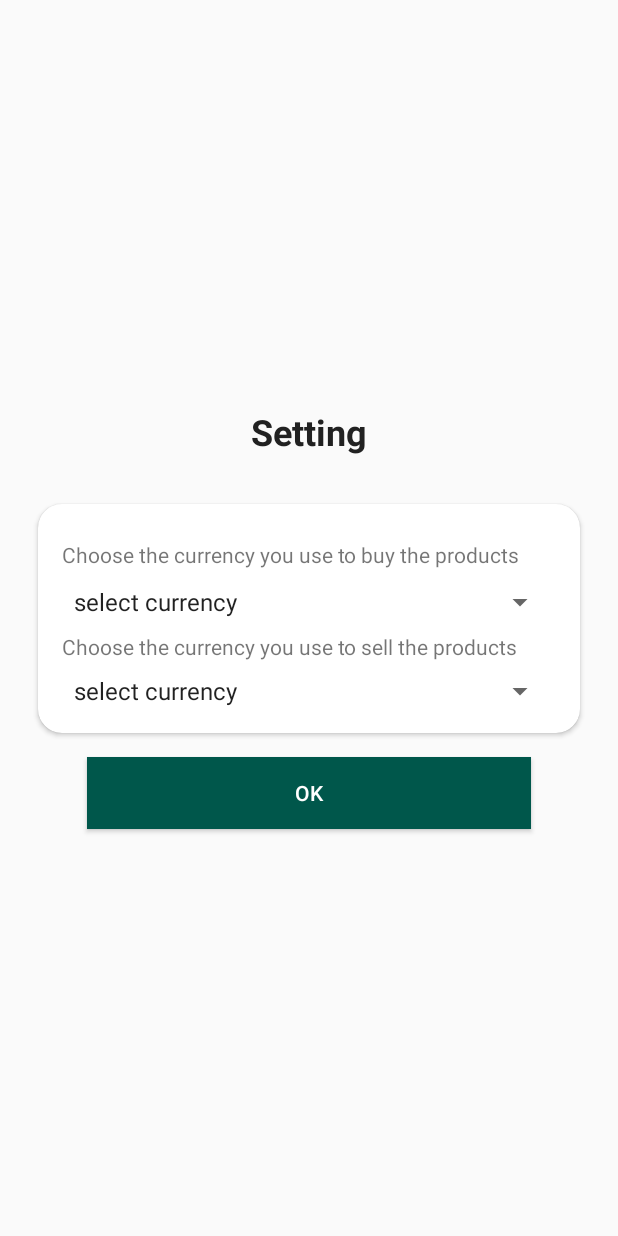
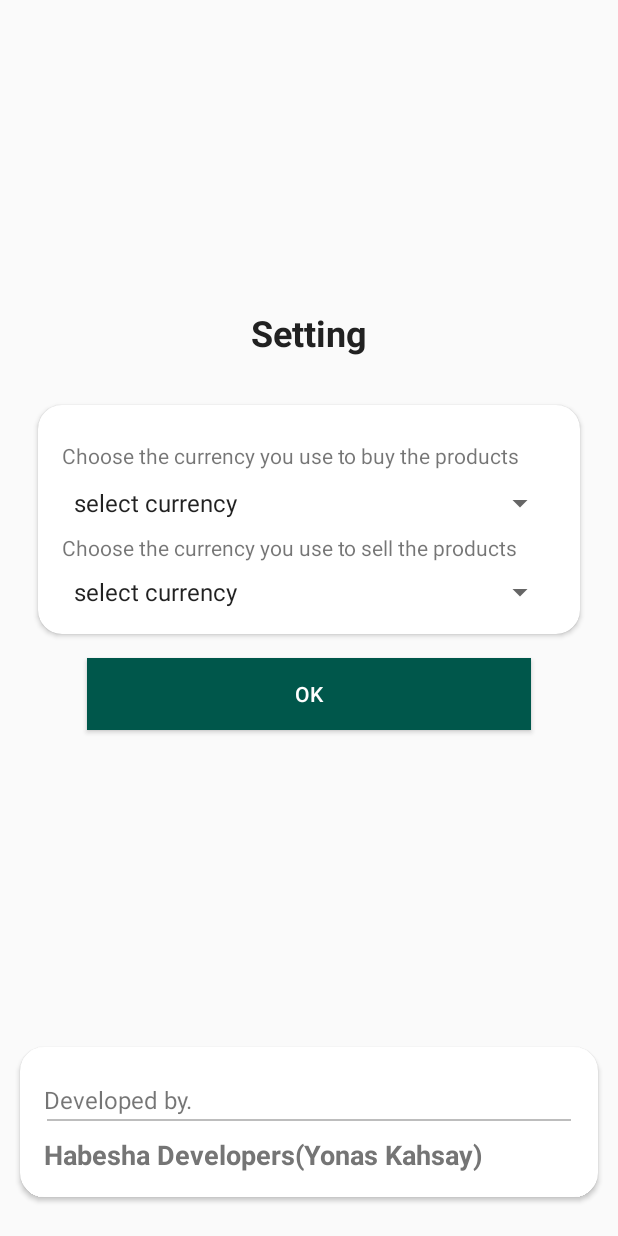
Before and after one commit to YanniTheDeveloper/SmartPriceAnalyzer, an Android app: the screen it shows after launch (Setting), on a phone screen of 412 x 824 dp. Run offline under Robolectric (Android 15) with nearby library versions, the phone set to English and light mode, and no system bars; our stand-ins replace AdMob; libraries missing offline, so code that uses them is left out: com.baoyz.swipemenulistview; 7 statements that could not run were skipped.

Commit message:
about develover

```diff
--- a/app/src/main/java/ytd/smartpriceanalyzer/Setting.java
+++ b/app/src/main/java/ytd/smartpriceanalyzer/Setting.java
@@ -44,11 +44,13 @@ public class Setting extends AppCompatActivity {
         rateSettingT = findViewById(R.id.rateSettingT);
         doneSetting = findViewById(R.id.doneSetting);
         settingDividerLine = findViewById(R.id.settingDividerLine);
-
+        currencyOne = Currency.getCurrencyOneId();
+        currencyTwo = Currency.getCurrencyTwoId();
         doneSetting.setOnClickListener(new OnClickListener() {
             @Override
             public void onClick(View v) {
                 if(rateSetting.getText().toString().isEmpty()) Toast.makeText(Setting.this, "Please add the rate!", Toast.LENGTH_LONG).show();
+                else if(Double.parseDouble(rateSetting.getText().toString())<=0.0) Toast.makeText(Setting.this, "invalid rate!", Toast.LENGTH_LONG).show();
                 else {
                     Currency.setCurrencyOneId(currencyOne);
                     Currency.setCurrencyTwoId(currencyTwo);
@@ -79,28 +81,21 @@ public class Setting extends AppCompatActivity {
             @Override
             public void onItemSelected(AdapterView<?> parent, View view, int position, long id) {
                 if(position==0){
-                    if(Currency.getCurrencyOneId()==null){
+                    if(currencyOne==null){
                         rateSetting.setVisibility(View.GONE);
                         rateSettingT.setVisibility(View.GONE);
                         settingDividerLine.setVisibility(View.GONE);
                     }
-                    else if(Currency.getCurrencyTwoId()!=null){
-                        rateSettingT.setVisibility(View.VISIBLE);
-                        rateSetting.setVisibility(View.VISIBLE);
-                        settingDividerLine.setVisibility(View.VISIBLE);
-                        rateSettingT.setText("Rate 1 "+Currency.getCurrencyOneId()+" to "+ Currency.getCurrencyTwoId());
-                        rateSetting.setText(""+Currency.getRate());
-                    }
-                    return;
-                }
+                }else{
                 String currency = parent.getItemAtPosition(position).toString();
                 currencyOne =currency.substring(0,3);
-                Toast.makeText(Setting.this,currency, Toast.LENGTH_LONG).show();
-                if(Currency.getCurrencyTwoId()!=null && Currency.getCurrencyOneId()!=null){
+                }
+                if(currencyTwo!=null){
                     rateSettingT.setVisibility(View.VISIBLE);
                     rateSetting.setVisibility(View.VISIBLE);
                     settingDividerLine.setVisibility(View.VISIBLE);
-                    rateSettingT.setText("Rate 1 "+Currency.getCurrencyOneId()+" to "+ Currency.getCurrencyTwoId());
+                    rateSettingT.setText("Rate 1 "+currencyOne+" to "+ currencyTwo);
+                    if(Currency.getRate()>0.0)rateSetting.setText(""+Currency.getRate());
                 }
             }
 
@@ -113,28 +108,21 @@ public class Setting extends AppCompatActivity {
             @Override
             public void onItemSelected(AdapterView<?> parent, View view, int position, long id) {
                 if(position==0){
-                    if(Currency.getCurrencyTwoId()==null){
+                    if(currencyTwo==null){
                         rateSetting.setVisibility(View.GONE);
                         rateSettingT.setVisibility(View.GONE);
                         settingDividerLine.setVisibility(View.GONE);
                     }
-                    else if(Currency.getCurrencyOneId()!=null){
-                        rateSettingT.setVisibility(View.VISIBLE);
-                        rateSetting.setVisibility(View.VISIBLE);
-                        settingDividerLine.setVisibility(View.VISIBLE);
-                        rateSettingT.setText("How much is 1 "+Currency.getCurrencyOneId()+" is in "+ Currency.getCurrencyTwoId()+" ? ");
-                        rateSetting.setText(""+Currency.getRate());
-                    }
-                    return;
-                }
+
+                }else{
                 String currency = parent.getItemAtPosition(position).toString();
-                currencyTwo = currency.substring(0,3);
-                Toast.makeText(Setting.this,"Implement it", Toast.LENGTH_LONG).show();
-                if(Currency.getCurrencyTwoId()!=null && Currency.getCurrencyOneId()!=null){
+                currencyTwo = currency.substring(0,3);}
+                if(currencyOne!=null) {
                     rateSettingT.setVisibility(View.VISIBLE);
                     rateSetting.setVisibility(View.VISIBLE);
                     settingDividerLine.setVisibility(View.VISIBLE);
-                    rateSettingT.setText("How much is 1 "+Currency.getCurrencyOneId()+" is in "+ Currency.getCurrencyTwoId()+" ? ");
+                    rateSettingT.setText("Rate 1 "+currencyOne+" to "+ currencyTwo);
+                    if(Currency.getRate()>0.0)rateSetting.setText(""+Currency.getRate());
                 }
             }
 
@@ -149,12 +137,12 @@ public class Setting extends AppCompatActivity {
 
     @Override
     public void onBackPressed() {
-        if(Currency.getCurrencyTwoId()!=null&&Currency.getCurrencyOneId()!=null&&Currency.getRate()!=0.0){
+        if(Currency.getCurrencyTwoId()!=null&&Currency.getCurrencyOneId()!=null&&Currency.getRate()>=0.0){
             super.onBackPressed();
 
         }
         else{
-            Toast.makeText(this, "Please choose  currency",Toast.LENGTH_LONG).show();
+            Toast.makeText(this, "Please choose currency and input rate",Toast.LENGTH_LONG).show();
         }
     }
 }
--- a/app/src/main/res/layout/activity_add_item.xml
+++ b/app/src/main/res/layout/activity_add_item.xml
@@ -258,13 +258,16 @@
                     android:layout_width="40dp"
                     android:layout_height="wrap_content"
                     android:layout_weight="2"
+                    android:layout_gravity="center"
                     android:text="@string/rate" />
 
                 <TextView
                     android:id="@+id/rate"
                     android:layout_width="40dp"
-                    android:layout_height="wrap_content"
+                    android:layout_height="40dp"
                     android:layout_weight="1"
+                    android:textSize="@dimen/textSizeXB"
+                    android:gravity="center"
                     android:textAlignment="center"
                 />
 
--- a/app/src/main/res/layout/activity_setting.xml
+++ b/app/src/main/res/layout/activity_setting.xml
@@ -3,10 +3,15 @@
     xmlns:app="http://schemas.android.com/apk/res-auto"
     android:layout_width="match_parent"
     android:layout_height="match_parent"
+    android:orientation="vertical"
+    android:padding="10dip">
+
+    <LinearLayout
+        android:layout_width="match_parent"
+        android:layout_height="0dp"
+        android:layout_weight="1"
         android:gravity="center"
-    android:orientation="vertical"
-
-    android:padding="10dip">
+        android:orientation="vertical">
 
         <TextView
             android:layout_width="match_parent"
@@ -43,7 +48,7 @@
                     android:id="@+id/planets_spinner"
                     android:layout_width="match_parent"
                     android:layout_height="wrap_content"
-                android:layout_marginTop="10dip"/>
+                    android:layout_marginTop="10dip" />
 
                 <TextView
                     android:layout_width="match_parent"
@@ -55,30 +60,30 @@
                     android:id="@+id/planets_spinner2"
                     android:layout_width="match_parent"
                     android:layout_height="wrap_content"
-                android:layout_marginTop="8dp"/>
+                    android:layout_marginTop="8dp" />
 
                 <View
                     android:id="@+id/settingDividerLine"
                     android:layout_width="match_parent"
                     android:layout_height="1dp"
+                    android:layout_margin="2dp"
                     android:background="@color/lineDivider"
-                android:visibility="gone"
-                android:layout_margin="2dp"/>
+                    android:visibility="gone" />
 
                 <TextView
                     android:id="@+id/rateSettingT"
                     android:layout_width="match_parent"
                     android:layout_height="wrap_content"
                     android:layout_marginTop="8dp"
-                android:visibility="gone"/>
+                    android:visibility="gone" />
 
                 <EditText
                     android:id="@+id/rateSetting"
                     android:layout_width="wrap_content"
                     android:layout_height="wrap_content"
+                    android:layout_marginTop="4dp"
                     android:inputType="numberDecimal"
-                android:visibility="gone"
-                android:layout_marginTop="4dp"/>
+                    android:visibility="gone" />
             </LinearLayout>
         </android.support.v7.widget.CardView>
 
@@ -86,9 +91,51 @@
             android:id="@+id/doneSetting"
             android:layout_width="match_parent"
             android:layout_height="wrap_content"
+            android:layout_marginLeft="48dp"
+            android:layout_marginRight="48dp"
             android:background="@color/colorPrimaryDark"
             android:text="@string/done"
-        android:layout_marginLeft="48dp"
-        android:layout_marginRight="48dp"
             android:textColor="@color/white" />
     </LinearLayout>
+
+    <android.support.v7.widget.CardView
+        android:layout_width="400dp"
+        android:layout_height="wrap_content"
+        android:layout_margin="8dp"
+        android:layout_gravity="center"
+        app:cardCornerRadius="16dp"
+        app:cardElevation="2dp"
+        app:cardUseCompatPadding="true">
+
+        <LinearLayout
+            android:layout_width="match_parent"
+            android:layout_height="wrap_content"
+            android:layout_margin="16dp"
+            android:orientation="vertical">
+
+            <TextView
+                android:layout_width="match_parent"
+                android:layout_height="wrap_content"
+                android:layout_marginTop="8dp"
+                android:text="Developed by."
+                android:textSize="@dimen/textSizeB"
+                />
+
+            <View
+                android:layout_width="match_parent"
+                android:layout_height="1dp"
+                android:layout_margin="2dp"
+                android:background="@color/lineDivider" />
+
+            <TextView
+                android:layout_width="match_parent"
+                android:layout_height="wrap_content"
+                android:layout_marginTop="8dp"
+                android:text="Habesha Developers(Yonas Kahsay)"
+                android:textSize="@dimen/textSizeXB"
+                android:textStyle="bold"
+                android:textColor="@color/textColorSecond"/>
+
+        </LinearLayout>
+    </android.support.v7.widget.CardView>
+</LinearLayout>
```
Lines whose indentation alone changed are shown as unchanged.
